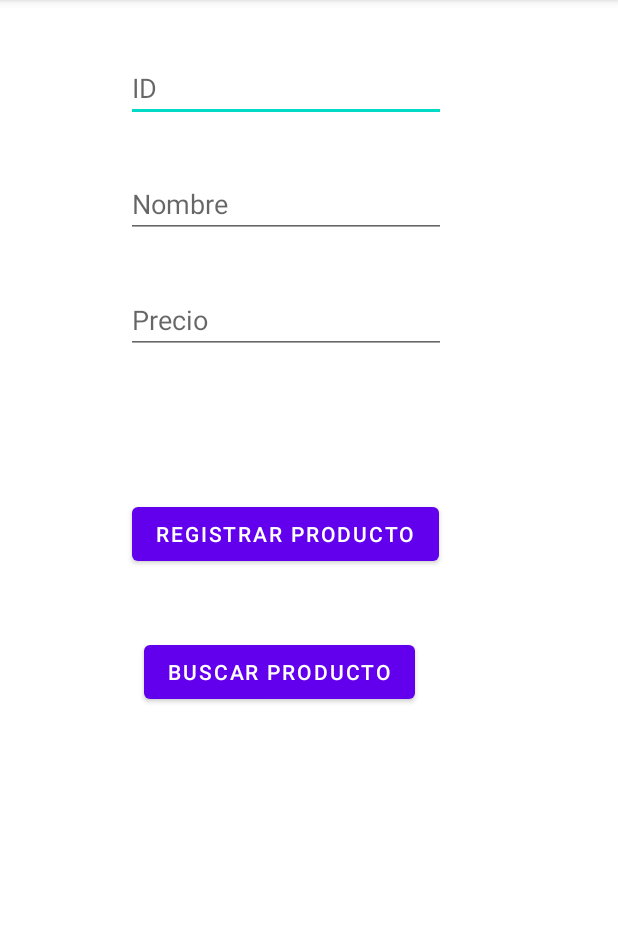
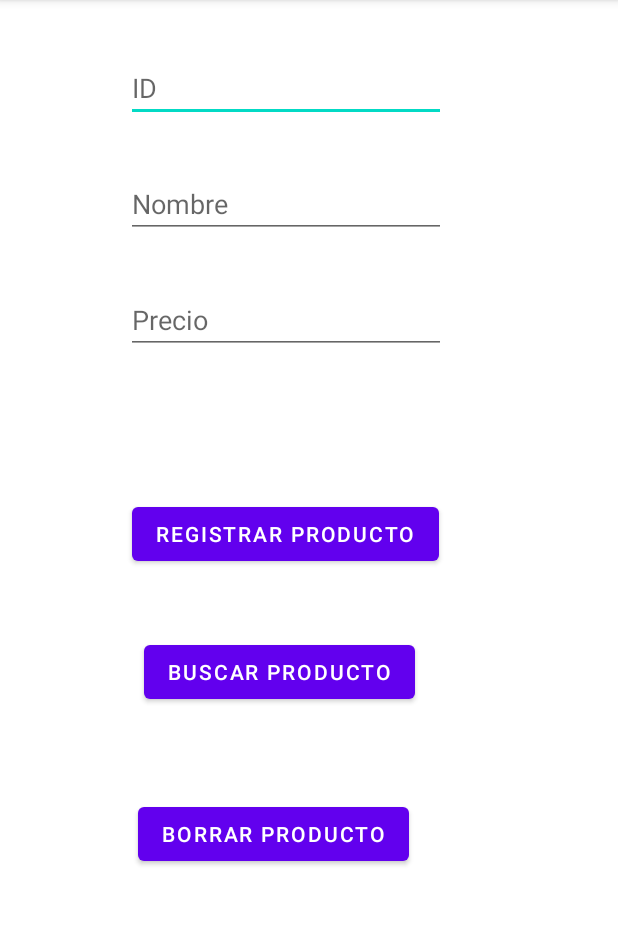
Before and after one commit to pablotardio/curso-android-GDE, an Android app: the DatabaseTest screen opened directly, with no data from a screen before it, on a phone screen of 412 x 824 dp, the part 84-1009 px from its top. Run offline under Robolectric (Android 15) with nearby library versions, the phone set to English and light mode, and no system bars.

Commit message:
Example 32: SQLite Delete view done

```diff
--- a/app/src/main/res/layout/activity_database_test.xml
+++ b/app/src/main/res/layout/activity_database_test.xml
@@ -43,7 +43,7 @@
         app:layout_constraintTop_toBottomOf="@+id/editTextTextDBName" />
 
     <Button
-        android:id="@+id/buttonRegistrar"
+        android:id="@+id/buttonDBRegistrar"
         android:layout_width="wrap_content"
         android:layout_height="wrap_content"
         android:layout_marginStart="88dp"
@@ -54,7 +54,7 @@
         app:layout_constraintTop_toBottomOf="@+id/editTextTextDBPrice" />
 
     <Button
-        android:id="@+id/button6"
+        android:id="@+id/buttonDBSearch"
         android:layout_width="wrap_content"
         android:layout_height="wrap_content"
         android:layout_marginStart="96dp"
@@ -62,5 +62,15 @@
         android:onClick="handleClickButtonSearch"
         android:text="@string/string_DB_search"
         app:layout_constraintStart_toStartOf="parent"
-        app:layout_constraintTop_toBottomOf="@+id/buttonRegistrar" />
+        app:layout_constraintTop_toBottomOf="@+id/buttonDBRegistrar" />
+
+    <Button
+        android:id="@+id/buttonDBEliminar"
+        android:layout_width="wrap_content"
+        android:layout_height="wrap_content"
+        android:layout_marginStart="92dp"
+        android:layout_marginTop="60dp"
+        android:text="@string/string_DB_delete"
+        app:layout_constraintStart_toStartOf="parent"
+        app:layout_constraintTop_toBottomOf="@+id/buttonDBSearch" />
 </androidx.constraintlayout.widget.ConstraintLayout>
--- a/app/src/main/res/values/strings.xml
+++ b/app/src/main/res/values/strings.xml
@@ -56,4 +56,5 @@
     <string name="string_DB_price">Precio</string>
     <string name="string_DB_registerButton">Registrar producto</string>
     <string name="string_DB_search">Buscar producto</string>
+    <string name="string_DB_delete">Borrar producto</string>
 </resources>
```
